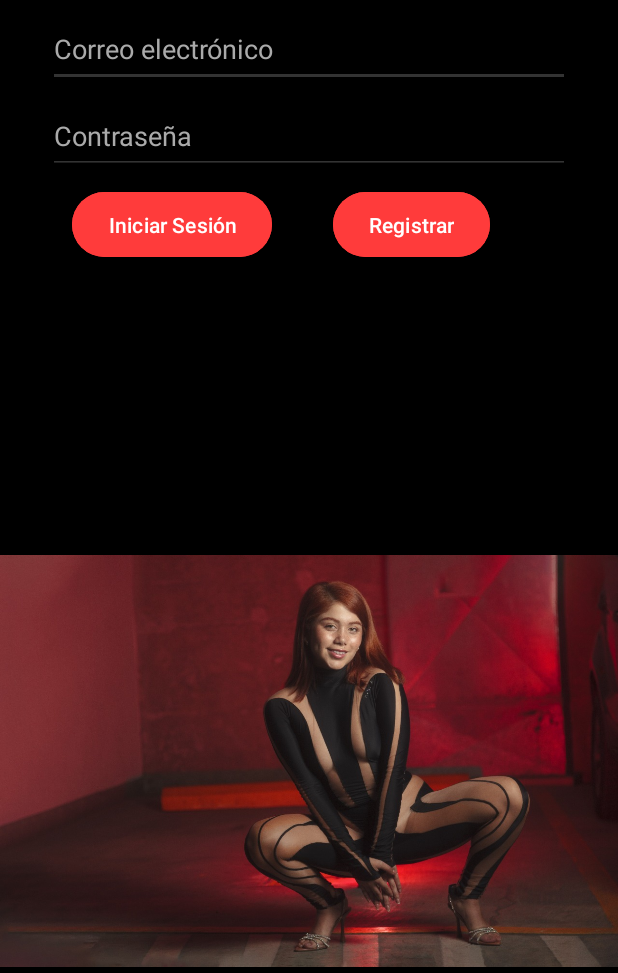
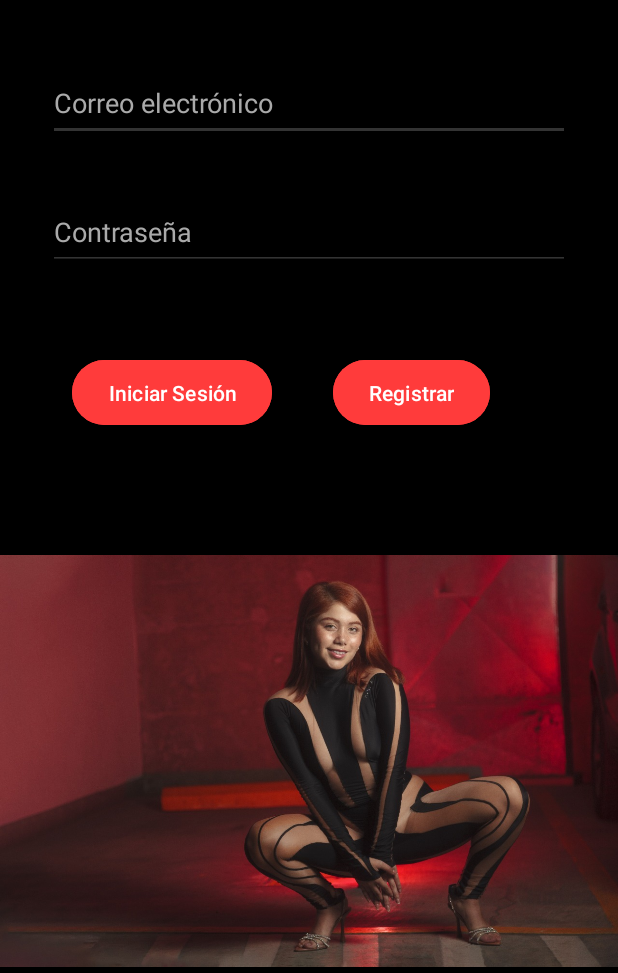
Before and after one commit to YanmirG/BuhoSuite, an Android app: the screen it shows after launch (MainActivity), on a phone screen of 412 x 824 dp, the part 263-1236 px from its top. Run offline under Robolectric (Android 15) with nearby library versions, the phone set to English and light mode, and no system bars.

Commit message:
Update activity_main.xml

```diff
--- a/app/src/main/res/layout/activity_main.xml
+++ b/app/src/main/res/layout/activity_main.xml
@@ -36,12 +36,13 @@
         app:layout_constraintStart_toStartOf="parent"
         app:layout_constraintTop_toTopOf="parent" />
 
+
     <EditText
         android:id="@+id/etEmail"
         android:layout_width="0dp"
         android:layout_height="50dp"
         android:layout_marginHorizontal="32dp"
-        android:layout_marginTop="8dp"
+        android:layout_marginTop="44dp"
         android:backgroundTint="#333333"
         android:hint="Correo electrónico"
         android:inputType="textEmailAddress"
@@ -51,13 +52,12 @@
         app:layout_constraintStart_toStartOf="parent"
         app:layout_constraintTop_toBottomOf="@id/tvTitle" />
 
-
     <EditText
         android:id="@+id/etPassword"
         android:layout_width="0dp"
         android:layout_height="50dp"
         android:layout_marginHorizontal="32dp"
-        android:layout_marginTop="8dp"
+        android:layout_marginTop="36dp"
         android:backgroundTint="#333333"
         android:hint="Contraseña"
         android:inputType="textPassword"
@@ -71,7 +71,7 @@
         android:id="@+id/btnLogin"
         android:layout_width="wrap_content"
         android:layout_height="wrap_content"
-        android:layout_marginTop="8dp"
+        android:layout_marginTop="56dp"
         android:backgroundTint="#FF3B3B"
         android:elevation="4dp"
         android:paddingHorizontal="24dp"
```
